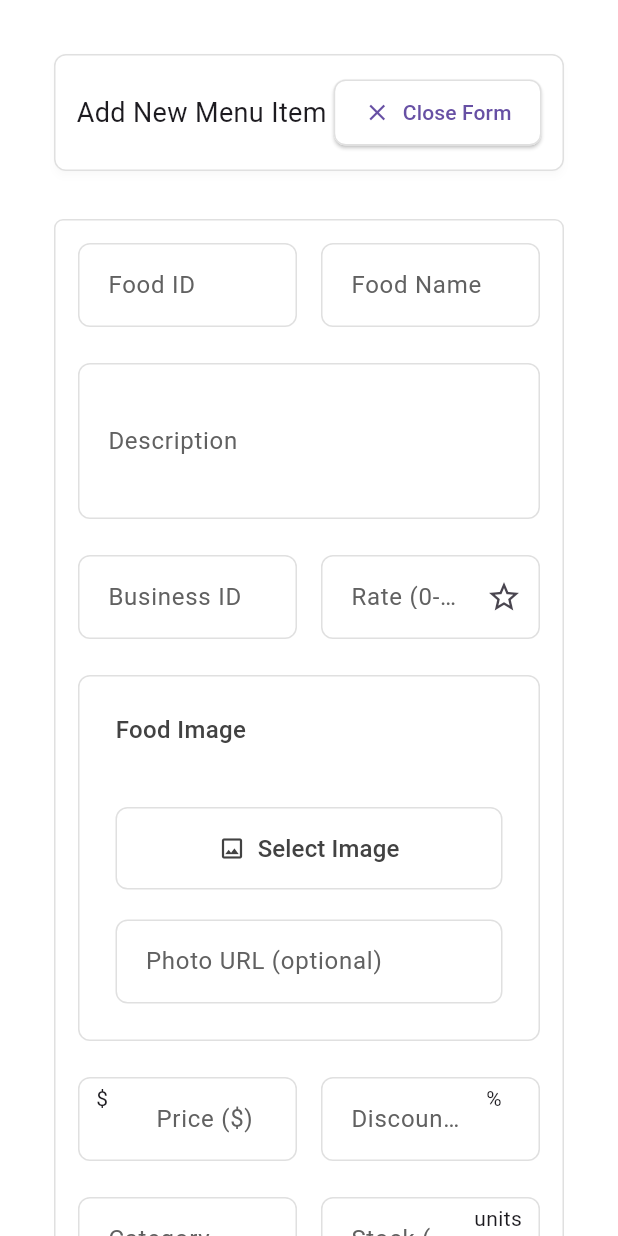
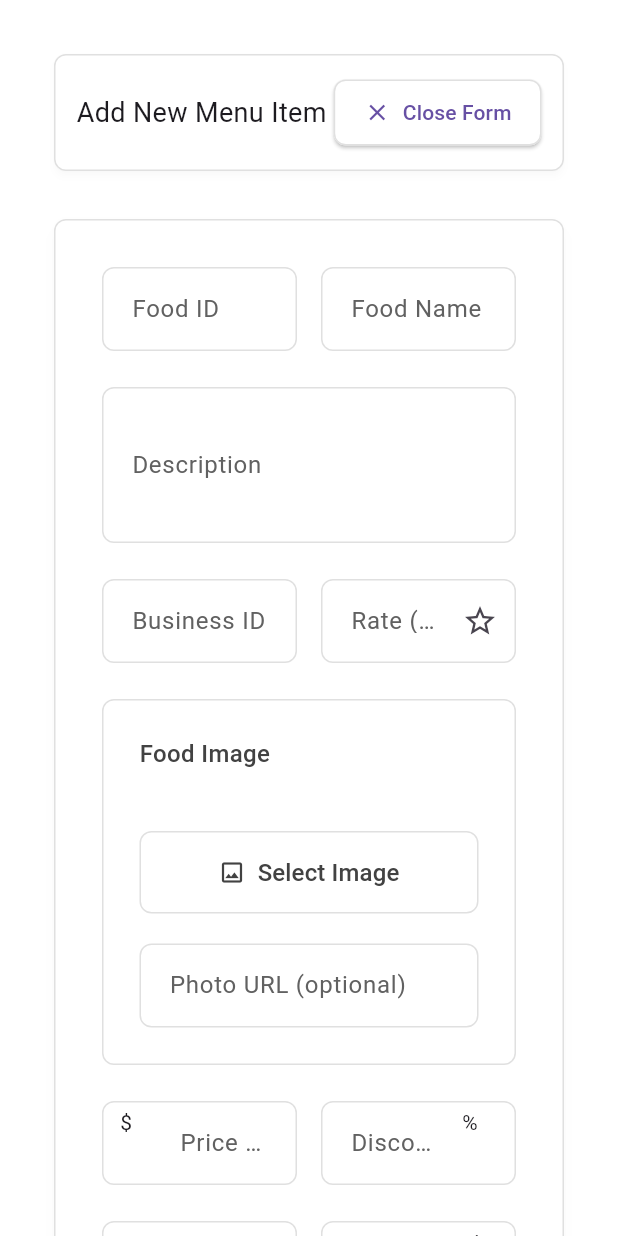
Before and after one commit to thereallexluttor/Orderly_v0.1, a Flutter app: the MenuScreen screen opened directly, after a tap on "Add Item", on a phone screen of 412 x 824 dp. Run offline on Flutter 3.47's test engine with Material 3 defaults, Android fonts, the phone set to English and light mode, and no system bars; our stand-ins replace flutter_dotenv, image_picker, supabase_flutter; accounts and stored records are empty.

Commit message:
Revert "the best that i have for now"
This reverts commit 0ab2e2365471912316745afdadeeef96bde9cb0a.

```diff
--- a/lib/presentation/screens/menu/components/menu_form.dart
+++ b/lib/presentation/screens/menu/components/menu_form.dart
@@ -110,20 +110,18 @@ class _MenuFormState extends State<MenuForm> {
   @override
   Widget build(BuildContext context) {
     return Card(
-      elevation: 0,
+      elevation: 4,
+      shadowColor: Colors.black.withOpacity(0.1),
       color: Colors.white,
       shape: RoundedRectangleBorder(
-        borderRadius: BorderRadius.circular(6),
+        borderRadius: BorderRadius.circular(8),
         side: BorderSide(color: Colors.grey[300]!),
       ),
       child: SingleChildScrollView(
-        padding: const EdgeInsets.all(16),
-        child: ConstrainedBox(
-          constraints: BoxConstraints(
-            maxWidth: MediaQuery.of(context).size.width * 0.3,
-          ),
+        padding: const EdgeInsets.all(32.0),
+        child: Form(
+          key: _controller.formKey,
           child: Column(
-            mainAxisSize: MainAxisSize.min,
             crossAxisAlignment: CrossAxisAlignment.stretch,
             children: [
               _buildBasicInfo(),
```
Also changed, not shown: lib/presentation/screens/menu/components/category_items_content.dart (+3 -21 lines).
